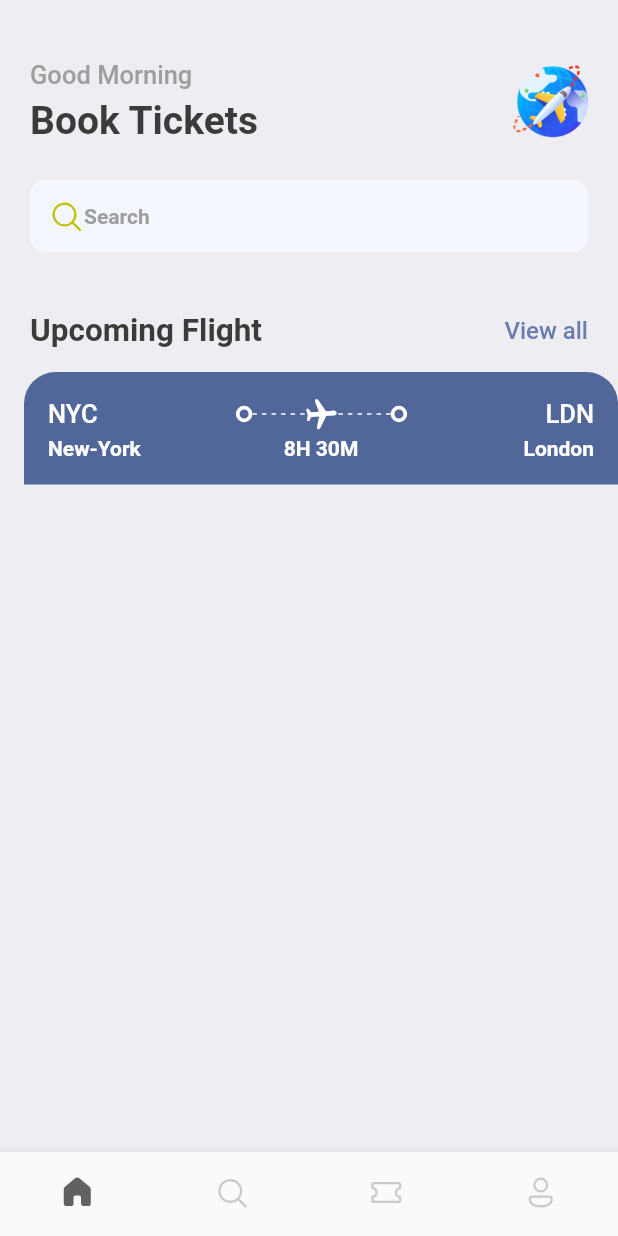
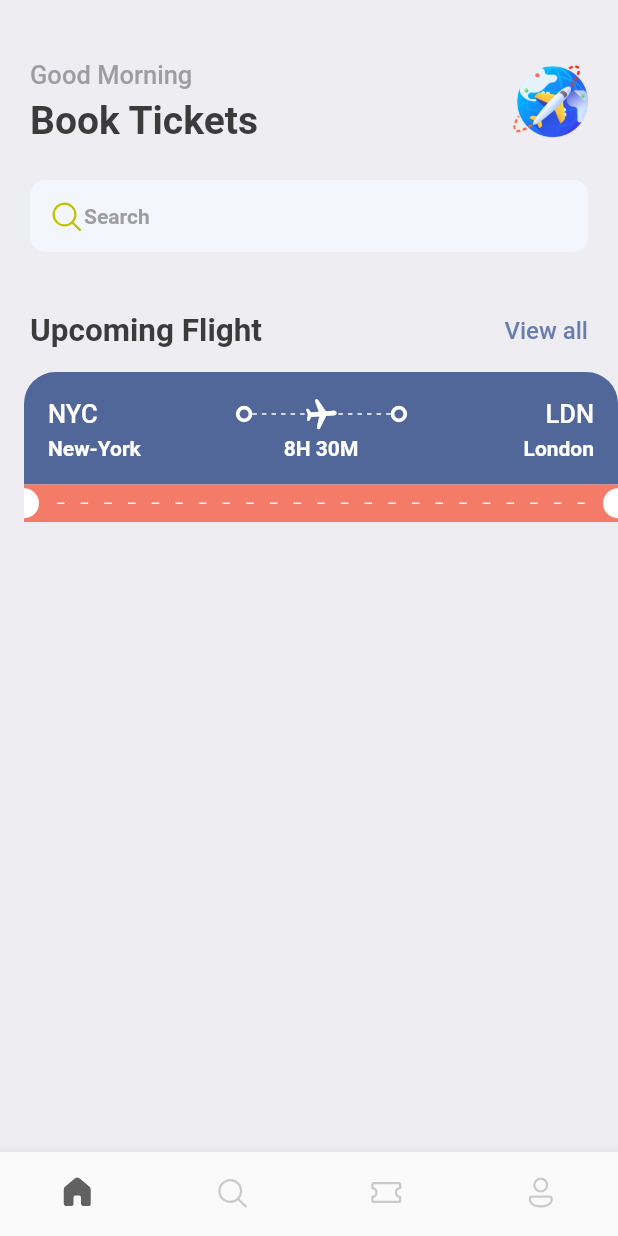
Before and after one commit to NGOMNGOM/Ticket-Booking-App, a Flutter app: the screen it shows after launch, on a phone screen of 412 x 824 dp. Run offline on Flutter 3.47's test engine with Material 2 defaults, Android fonts, the phone set to English and light mode, and no system bars; our stand-ins replace fluentui_icons, gap.

Commit message:
Ticket center part

```diff
--- a/ticket_booking_app/lib/screens/ticket_view.dart
+++ b/ticket_booking_app/lib/screens/ticket_view.dart
@@ -18,6 +18,7 @@ class TicketView extends StatelessWidget {
         margin: const EdgeInsets.only(left: 16),
         child: Column(
           children: [
+            // Showing blue part of the ticket
             Container(
                 padding: const EdgeInsets.all(16),
                 decoration: const BoxDecoration(
@@ -100,7 +101,59 @@ class TicketView extends StatelessWidget {
                       ],
                     )
                   ],
-                ))
+                )),
+            // Showing the orange part of the ticket
+
+            Container(
+              color: const Color(0xFFF37B67),
+              child: Row(
+                children: [
+                  const SizedBox(
+                      height: 20,
+                      width: 10,
+                      child: DecoratedBox(
+                        decoration: BoxDecoration(
+                            color: Colors.white,
+                            borderRadius: BorderRadius.only(
+                                topRight: Radius.circular(10),
+                                bottomRight: Radius.circular(10))),
+                      )),
+                  Expanded(
+                      child: Padding(
+                    padding: const EdgeInsets.all(12.0),
+                    child: LayoutBuilder(
+                      builder: ((context, constraints) {
+                        return Flex(
+                          mainAxisSize: MainAxisSize.max,
+                          mainAxisAlignment: MainAxisAlignment.spaceBetween,
+                          direction: Axis.horizontal,
+                          children: List.generate(
+                              (constraints.constrainWidth() / 15).floor(),
+                              (index) => SizedBox(
+                                    width: 5,
+                                    height: 1,
+                                    child: DecoratedBox(
+                                      decoration:
+                                          BoxDecoration(color: Colors.white),
+                                    ),
+                                  )),
+                        );
+                      }),
+                    ),
+                  )),
+                  const SizedBox(
+                      height: 20,
+                      width: 10,
+                      child: DecoratedBox(
+                        decoration: BoxDecoration(
+                            color: Colors.white,
+                            borderRadius: BorderRadius.only(
+                                topLeft: Radius.circular(10),
+                                bottomLeft: Radius.circular(10))),
+                      ))
+                ],
+              ),
+            )
           ],
         ),
       ),
```
